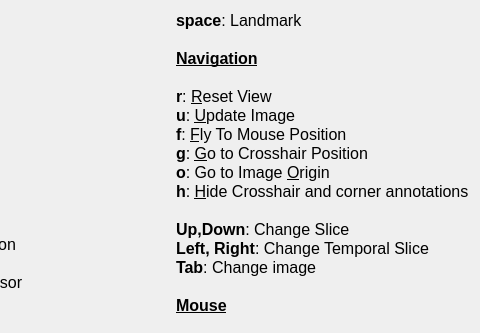
Qt form vv/qt_ui/vvHelpDialog.ui (open-vv/vv) before a commit; both pictures show x 283 to 763 and y 0 to 333 of the 763 by 471 pixel window.
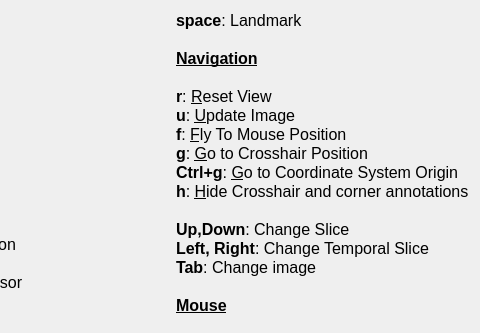
The same form after that commit.

Commit message: Change key for going to coordinate system origin. Now CTRL+g

What changed in the file:
```diff
--- a/vv/qt_ui/vvHelpDialog.ui
+++ b/vv/qt_ui/vvHelpDialog.ui
@@ -74,7 +74,7 @@
 &lt;p style=&quot; margin-top:0px; margin-bottom:0px; margin-left:0px; margin-right:0px; -qt-block-indent:0; text-indent:0px;&quot;&gt;&lt;span style=&quot; font-size:12pt; font-weight:600;&quot;&gt;u&lt;/span&gt;&lt;span style=&quot; font-size:12pt;&quot;&gt;: &lt;/span&gt;&lt;span style=&quot; font-size:12pt; text-decoration: underline;&quot;&gt;U&lt;/span&gt;&lt;span style=&quot; font-size:12pt;&quot;&gt;pdate Image&lt;/span&gt;&lt;/p&gt;
 &lt;p style=&quot; margin-top:0px; margin-bottom:0px; margin-left:0px; margin-right:0px; -qt-block-indent:0; text-indent:0px;&quot;&gt;&lt;span style=&quot; font-size:12pt; font-weight:600;&quot;&gt;f&lt;/span&gt;&lt;span style=&quot; font-size:12pt;&quot;&gt;: &lt;/span&gt;&lt;span style=&quot; font-size:12pt; text-decoration: underline;&quot;&gt;F&lt;/span&gt;&lt;span style=&quot; font-size:12pt;&quot;&gt;ly To Mouse Position&lt;/span&gt;&lt;/p&gt;
 &lt;p style=&quot; margin-top:0px; margin-bottom:0px; margin-left:0px; margin-right:0px; -qt-block-indent:0; text-indent:0px;&quot;&gt;&lt;span style=&quot; font-size:12pt; font-weight:600;&quot;&gt;g&lt;/span&gt;&lt;span style=&quot; font-size:12pt;&quot;&gt;: &lt;/span&gt;&lt;span style=&quot; font-size:12pt; text-decoration: underline;&quot;&gt;G&lt;/span&gt;&lt;span style=&quot; font-size:12pt;&quot;&gt;o to Crosshair Position&lt;/span&gt;&lt;/p&gt;
-&lt;p style=&quot; margin-top:0px; margin-bottom:0px; margin-left:0px; margin-right:0px; -qt-block-indent:0; text-indent:0px;&quot;&gt;&lt;span style=&quot; font-size:12pt; font-weight:600;&quot;&gt;o&lt;/span&gt;&lt;span style=&quot; font-size:12pt;&quot;&gt;: Go to Image &lt;/span&gt;&lt;span style=&quot; font-size:12pt; text-decoration: underline;&quot;&gt;O&lt;/span&gt;&lt;span style=&quot; font-size:12pt;&quot;&gt;rigin&lt;/span&gt;&lt;/p&gt;
+&lt;p style=&quot; margin-top:0px; margin-bottom:0px; margin-left:0px; margin-right:0px; -qt-block-indent:0; text-indent:0px;&quot;&gt;&lt;span style=&quot; font-size:12pt; font-weight:600;&quot;&gt;Ctrl+g&lt;/span&gt;&lt;span style=&quot; font-size:12pt;&quot;&gt;: &lt;/span&gt;&lt;span style=&quot; font-size:12pt; text-decoration: underline;&quot;&gt;G&lt;/span&gt;&lt;span style=&quot; font-size:12pt;&quot;&gt;o to Coordinate System Origin&lt;/span&gt;&lt;/p&gt;
 &lt;p style=&quot; margin-top:0px; margin-bottom:0px; margin-left:0px; margin-right:0px; -qt-block-indent:0; text-indent:0px;&quot;&gt;&lt;span style=&quot; font-size:12pt; font-weight:600;&quot;&gt;h&lt;/span&gt;&lt;span style=&quot; font-size:12pt;&quot;&gt;: &lt;/span&gt;&lt;span style=&quot; font-size:12pt; text-decoration: underline;&quot;&gt;H&lt;/span&gt;&lt;span style=&quot; font-size:12pt;&quot;&gt;ide Crosshair and corner annotations&lt;/span&gt;&lt;/p&gt;
 &lt;p style=&quot;-qt-paragraph-type:empty; margin-top:0px; margin-bottom:0px; margin-left:0px; margin-right:0px; -qt-block-indent:0; text-indent:0px; font-size:12pt;&quot;&gt;&lt;/p&gt;
 &lt;p style=&quot; margin-top:0px; margin-bottom:0px; margin-left:0px; margin-right:0px; -qt-block-indent:0; text-indent:0px;&quot;&gt;&lt;span style=&quot; font-size:12pt; font-weight:600;&quot;&gt;Up,Down&lt;/span&gt;&lt;span style=&quot; font-size:12pt;&quot;&gt;: Change Slice&lt;/span&gt;&lt;/p&gt;
```
The commit also changes 1 other file.
